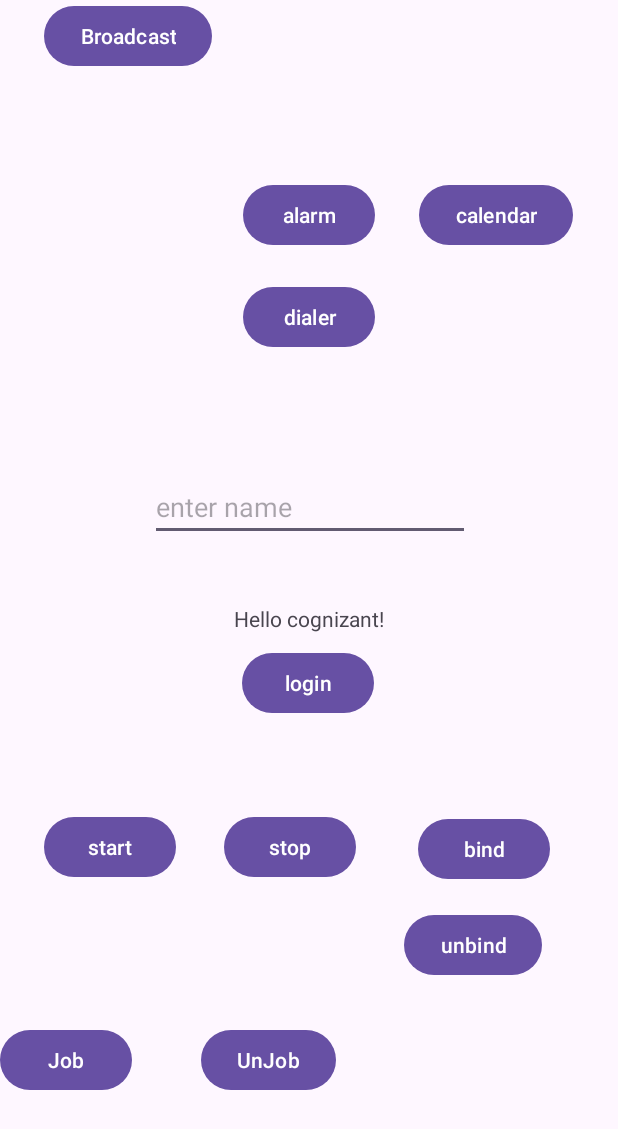
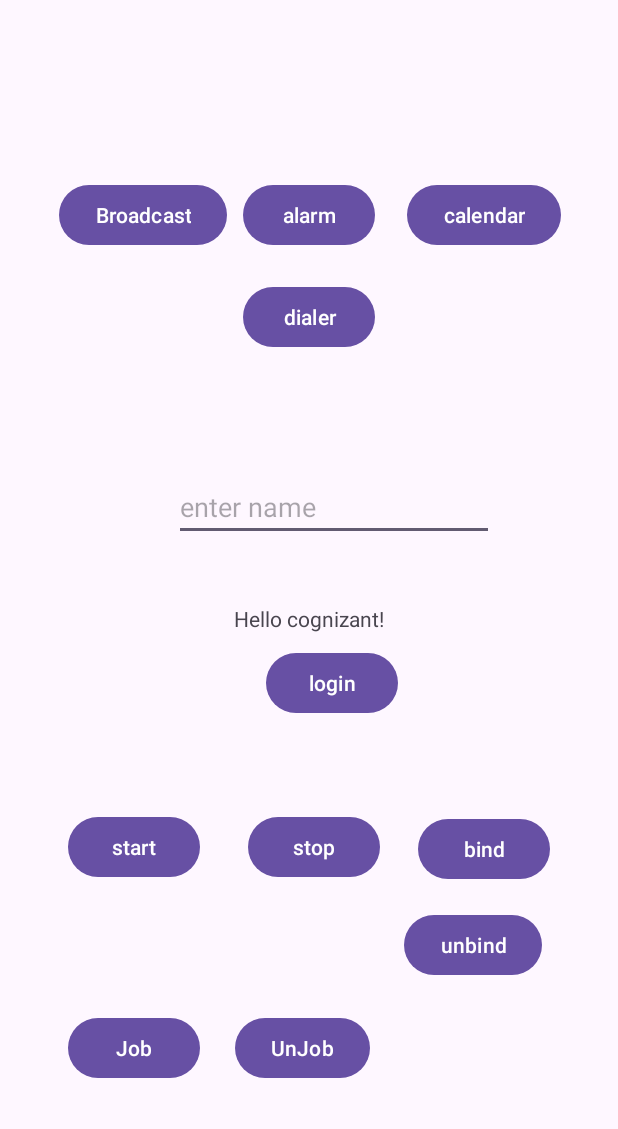
Before and after one commit to igoracad/Academy, an Android app: the layout activity_main.xml on its own in the app's theme, with its tools: preview values and no code run, on a phone screen of 412 x 824 dp. Shown: the top 1129 px of the screen. Run offline under Robolectric (Android 15) with nearby library versions, the phone set to English and light mode, and no system bars.

Commit message:
fix binding layout + changes to layout of main

```diff
--- a/app/src/main/java/com/example/academyday2/MainActivity.kt
+++ b/app/src/main/java/com/example/academyday2/MainActivity.kt
@@ -35,7 +35,8 @@ class MainActivity : AppCompatActivity() {
         super.onCreate(savedInstanceState)
         binding = ActivityMainBinding.inflate(layoutInflater)
         enableEdgeToEdge()
-        setContentView(R.layout.activity_main)
+        val constraintLayout = binding.root
+        setContentView(constraintLayout)
         ViewCompat.setOnApplyWindowInsetsListener(findViewById(R.id.main)) { v, insets ->
             val systemBars = insets.getInsets(WindowInsetsCompat.Type.systemBars())
             v.setPadding(systemBars.left, systemBars.top, systemBars.right, systemBars.bottom)
--- a/app/src/main/res/layout/activity_main.xml
+++ b/app/src/main/res/layout/activity_main.xml
@@ -5,7 +5,8 @@
     android:id="@+id/main"
     android:layout_width="match_parent"
     android:layout_height="match_parent"
-    tools:context=".MainActivity">
+    tools:context=".MainActivity"
+    android:layout_margin="16dp">
 
     <TextView
         android:id="@+id/tvMain"
@@ -72,7 +73,8 @@
         app:layout_constraintBottom_toTopOf="@+id/btnDialer"
         app:layout_constraintEnd_toEndOf="parent"
         app:layout_constraintHorizontal_bias="0.491"
-        app:layout_constraintStart_toEndOf="@+id/btnAlarm" />
+        app:layout_constraintStart_toEndOf="@+id/btnAlarm"
+        app:layout_constraintTop_toTopOf="@+id/btnAlarm" />
 
     <Button
         android:id="@+id/btnBroadCast"
@@ -81,10 +83,11 @@
         android:layout_marginStart="16dp"
         android:onClick="sendFlightBroadCast"
         android:text="Broadcast"
+        app:layout_constraintBottom_toBottomOf="@+id/btnAlarm"
         app:layout_constraintEnd_toStartOf="@+id/btnAlarm"
         app:layout_constraintHorizontal_bias="0.393"
         app:layout_constraintStart_toStartOf="parent"
-        tools:layout_editor_absoluteY="73dp" />
+        app:layout_constraintTop_toTopOf="@+id/btnAlarm" />
 
     <Button
         android:id="@+id/btnStart"
@@ -132,6 +135,7 @@
         android:layout_width="wrap_content"
         android:layout_height="wrap_content"
         android:text="Job"
+        android:layout_marginStart="29dp"
         app:layout_constraintBottom_toBottomOf="parent"
         app:layout_constraintStart_toStartOf="parent"
         app:layout_constraintTop_toBottomOf="@+id/btnStart" />
@@ -144,7 +148,7 @@
         app:layout_constraintBottom_toBottomOf="parent"
         app:layout_constraintEnd_toStartOf="@+id/btnUnbind"
         app:layout_constraintStart_toEndOf="@+id/btnJob"
-        app:layout_constraintTop_toBottomOf="@+id/btnStart"
+        app:layout_constraintTop_toBottomOf="@+id/btnStop"
  />
 
 </androidx.constraintlayout.widget.ConstraintLayout>
```
